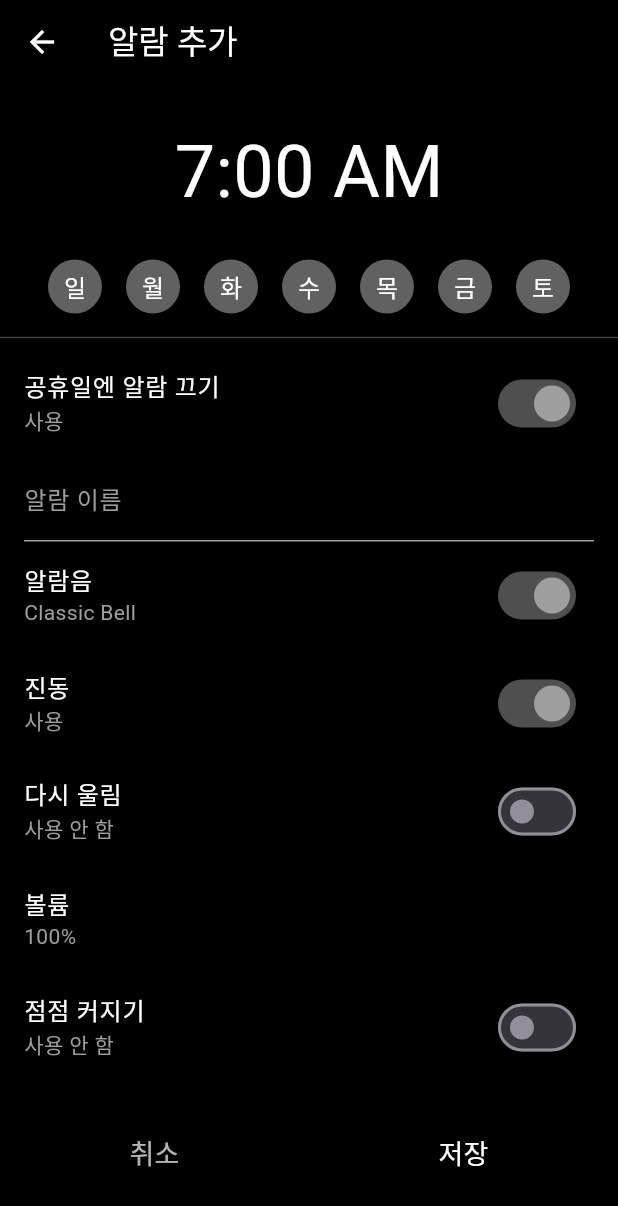
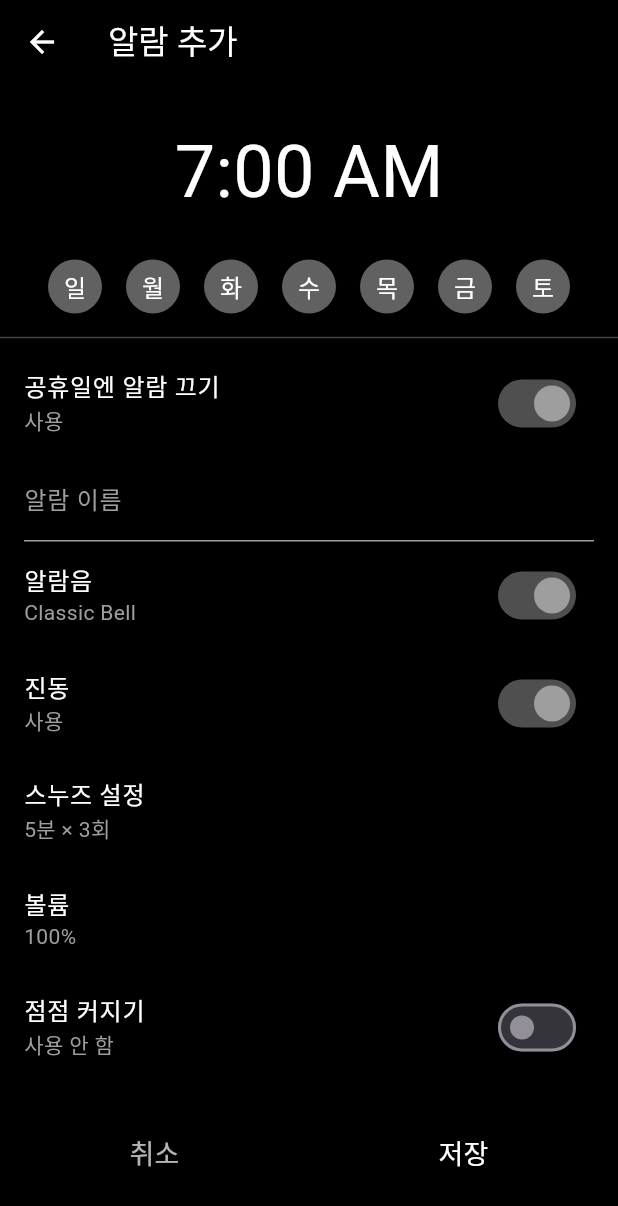
Before and after one commit to rjsdn031/NextUp, a Flutter app: the AddAlarmScreen screen opened directly, on a phone screen of 412 x 824 dp. Shown: the top 1206 px of the screen. Run offline on Flutter 3.47's test engine with Material 3 defaults, Android fonts, the phone set to English and light mode, and no system bars; our stand-ins replace audioplayers, flutter_local_notifications, shared_preferences, vibration; missing offline and left inert: alarm, android_intent_plus, usage_stats; accounts and stored records are empty.

Commit message:
[fix] Change Snooze Selection Method

```diff
--- a/lib/screens/add_alarm_screen.dart
+++ b/lib/screens/add_alarm_screen.dart
@@ -10,6 +10,22 @@ const Map<String, String> alarmSounds = {
   // 'Soft Piano': 'assets/sounds/soft_piano.mp3',
   // 'Nature Wind': 'assets/sounds/nature_wind.mp3',
 };
+
+const snoozeOptions = [
+  {'interval': 5, 'count': 3},
+  {'interval': 5, 'count': 5},
+  {'interval': 5, 'count': -1},
+  {'interval': 10, 'count': 3},
+  {'interval': 10, 'count': 5},
+  {'interval': 10, 'count': -1},
+  {'interval': 15, 'count': 3},
+  {'interval': 15, 'count': 5},
+  {'interval': 15, 'count': -1},
+];
+
+String formatSnoozeOption(int interval, int count) {
+  return count == -1 ? '$interval분 × 계속반복' : '$interval분 × $count회';
+}
 
 class AddAlarmScreen extends StatefulWidget {
   final AlarmModel? initialAlarm;
@@ -103,6 +119,9 @@ class _AddAlarmScreenState extends State<AddAlarmScreen> {
     }
   }
 
+  String get selectedSnoozeLabel =>
+      formatSnoozeOption(snoozeInterval, maxSnoozeCount);
+
   @override
   Widget build(BuildContext context) {
     return Scaffold(
@@ -159,9 +178,7 @@ class _AddAlarmScreenState extends State<AddAlarmScreen> {
             ),
             OptionTile(
               title: '알람음',
-                subtitle: alarmSoundEnabled
-                    ? selectedRingtoneName
-                    : '사용 안 함',
+              subtitle: alarmSoundEnabled ? selectedRingtoneName : '사용 안 함',
               value: alarmSoundEnabled,
               onTap: alarmSoundEnabled
                   ? () async {
@@ -189,50 +206,34 @@ class _AddAlarmScreenState extends State<AddAlarmScreen> {
               onSwitch: (val) => setState(() => vibrationEnabled = val),
             ),
             OptionTile(
-                title: '다시 울림',
-                subtitle: snoozeEnabled ? '사용' : '사용 안 함',
-                value: snoozeEnabled,
-                onTap: null,
-                onSwitch: (val) => setState(() => snoozeEnabled = val),
-              ),
-              if (snoozeEnabled) ...[
-                OptionTile(
-                  title: '스누즈 간격',
-                  subtitle: '$snoozeInterval분',
+              title: '스누즈 설정',
+              subtitle: selectedSnoozeLabel,
               value: true,
               onTap: () async {
-                    final selected = await showSliderDialog(
-                      context: context,
-                      title: '스누즈 간격 (분)',
-                      initial: snoozeInterval.toDouble(),
-                      min: 1,
-                      max: 30,
-                      divisions: 29,
-                      formatValue: (v) => '${v.round()}분',
+                final options = snoozeOptions
+                    .map(
+                      (opt) =>
+                          formatSnoozeOption(opt['interval']!, opt['count']!),
+                    )
+                    .toList();
+                final selected = await showOptionDialog(
+                  context,
+                  '스누즈 설정 선택',
+                  options,
+                  selectedSnoozeLabel,
                 );
-                    if (selected != null) setState(() => snoozeInterval = selected.round());
+
+                if (selected != null) {
+                  final idx = options.indexOf(selected);
+                  final selectedOption = snoozeOptions[idx];
+                  setState(() {
+                    snoozeInterval = selectedOption['interval']!;
+                    maxSnoozeCount = selectedOption['count']!;
+                  });
+                }
               },
               onSwitch: null,
             ),
-                OptionTile(
-                  title: '최대 스누즈 횟수',
-                  subtitle: '$maxSnoozeCount회',
-                  value: true,
-                  onTap: () async {
-                    final selected = await showSliderDialog(
-                      context: context,
-                      title: '최대 스누즈 횟수',
-                      initial: maxSnoozeCount.toDouble(),
-                      min: 1,
-                      max: 10,
-                      divisions: 9,
-                      formatValue: (v) => '${v.round()}회',
-                    );
-                    if (selected != null) setState(() => maxSnoozeCount = selected.round());
-                  },
-                  onSwitch: null,
-                ),
-              ],
             OptionTile(
               title: '볼륨',
               value: true,
@@ -265,7 +266,9 @@ class _AddAlarmScreenState extends State<AddAlarmScreen> {
                   divisions: 6,
                   formatValue: (v) => '${v.round()}초',
                 );
-                  if (selected != null) setState(() => fadeDuration = selected.round());
+                if (selected != null) {
+                  setState(() => fadeDuration = selected.round());
+                }
               },
               onSwitch: (val) => setState(() => fadeDuration = val ? 10 : 0),
             ),
@@ -291,7 +294,10 @@ class _AddAlarmScreenState extends State<AddAlarmScreen> {
                       }
                     },
                     icon: const Icon(Icons.delete, color: Colors.red),
-                      label: const Text('알람 삭제', style: TextStyle(color: Colors.red)),
+                    label: const Text(
+                      '알람 삭제',
+                      style: TextStyle(color: Colors.red),
+                    ),
                   ),
                 ),
               ),
@@ -301,13 +307,19 @@ class _AddAlarmScreenState extends State<AddAlarmScreen> {
                 Expanded(
                   child: TextButton(
                     onPressed: () => Navigator.pop(context),
-                      child: const Text('취소', style: TextStyle(fontSize: 18, color: Colors.white70)),
+                    child: const Text(
+                      '취소',
+                      style: TextStyle(fontSize: 18, color: Colors.white70),
+                    ),
                   ),
                 ),
                 Expanded(
                   child: TextButton(
                     onPressed: _saveAlarm,
-                      child: const Text('저장', style: TextStyle(fontSize: 18, color: Colors.white)),
+                    child: const Text(
+                      '저장',
+                      style: TextStyle(fontSize: 18, color: Colors.white),
+                    ),
                   ),
                 ),
               ],
@@ -315,8 +327,7 @@ class _AddAlarmScreenState extends State<AddAlarmScreen> {
             const SizedBox(height: 24),
           ],
         ),
-        )
-
+      ),
     );
   }
 }
```
Lines whose indentation alone changed are shown as unchanged.
